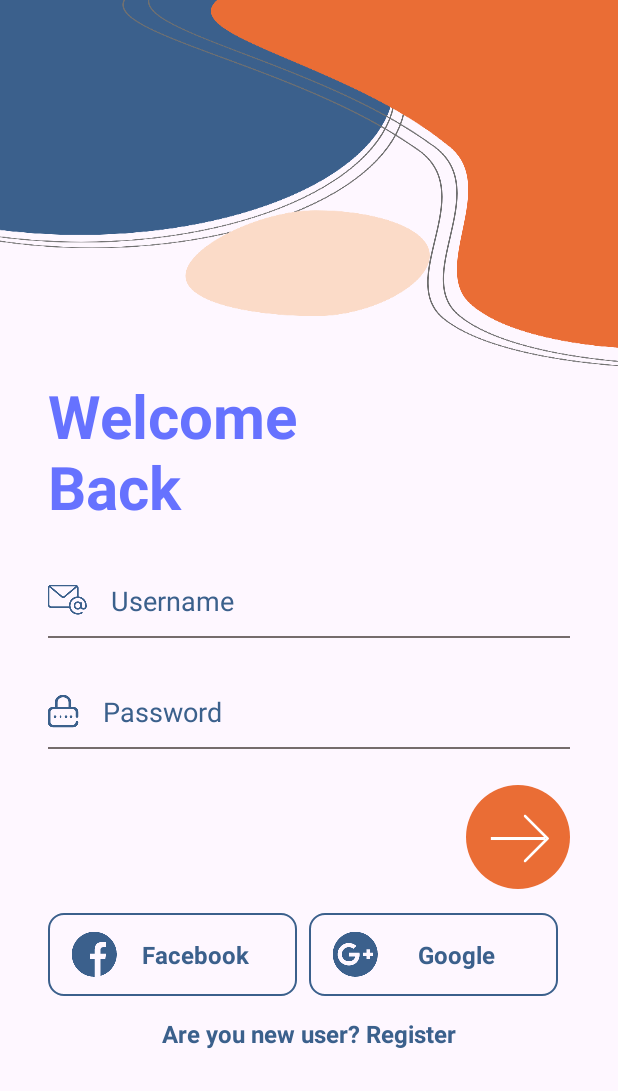
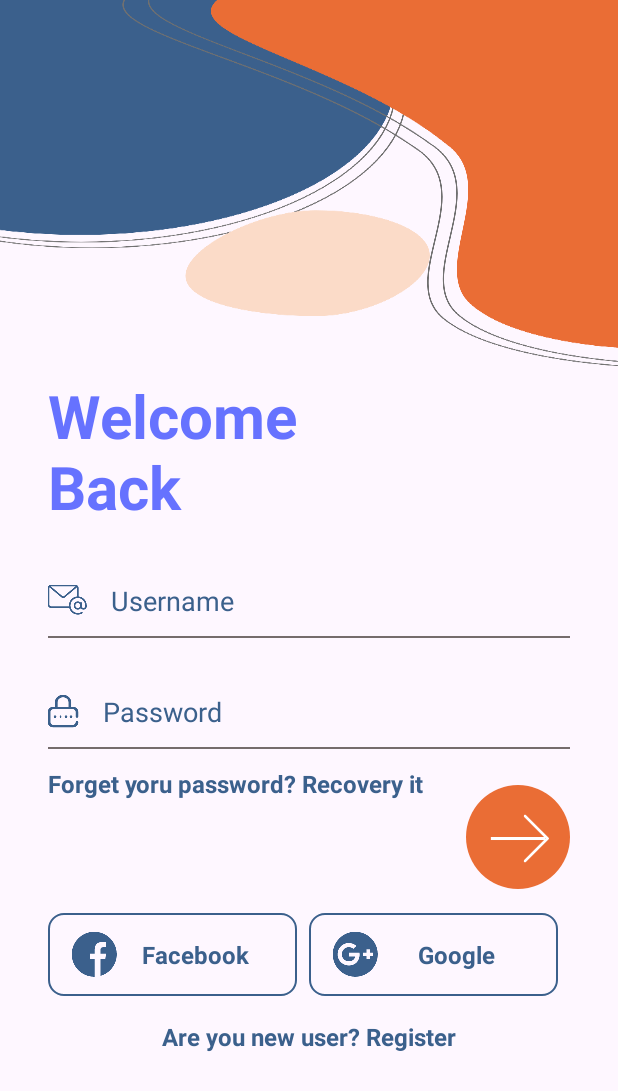
Before and after one commit to Huynh-Minh-Man-04042004/KiemTraLTDD, an Android app: the layout activity_login.xml on its own in the app's theme, with its tools: preview values and no code run, on a phone screen of 412 x 824 dp. Shown: the top 1091 px of the screen. Run offline under Robolectric (Android 15) with nearby library versions, the phone set to English and light mode, and no system bars.

Commit message:
Desing Login Form v1.1

```diff
--- a/KiemTraLTDD/app/build.gradle.kts
+++ b/KiemTraLTDD/app/build.gradle.kts
@@ -4,12 +4,12 @@ plugins {
 
 android {
     namespace = "nathja.finalproject.kiemtraltdd"
-    compileSdk = 34
+    compileSdk = 35
 
     defaultConfig {
         applicationId = "nathja.finalproject.kiemtraltdd"
         minSdk = 24
-        targetSdk = 34
+        targetSdk = 35
         versionCode = 1
         versionName = "1.0"
 
--- a/KiemTraLTDD/app/src/main/java/nathja/finalproject/kiemtraltdd/LoginActivity.java
+++ b/KiemTraLTDD/app/src/main/java/nathja/finalproject/kiemtraltdd/LoginActivity.java
@@ -1,4 +1,4 @@
-package com.example.kiemtraltdd;
+package nathja.finalproject.kiemtraltdd;
 
 import android.os.Bundle;
 
--- a/KiemTraLTDD/app/src/main/res/layout/activity_login.xml
+++ b/KiemTraLTDD/app/src/main/res/layout/activity_login.xml
@@ -65,6 +65,18 @@
         app:layout_constraintStart_toStartOf="parent"
         app:layout_constraintTop_toBottomOf="@+id/editTextUsername" />
 
+    <TextView
+        android:id="@+id/tvRecovery"
+        android:layout_width="wrap_content"
+        android:layout_height="wrap_content"
+        android:layout_marginTop="12dp"
+        android:text="Forget yoru password? Recovery it"
+        android:textColor="#3b608c"
+        android:textSize="16sp"
+        android:textStyle="bold"
+        app:layout_constraintStart_toStartOf="@+id/editTextPassword"
+        app:layout_constraintTop_toBottomOf="@+id/editTextPassword" />
+
     <ImageView
         android:id="@+id/imageView2"
         android:layout_width="wrap_content"
@@ -124,7 +136,7 @@
         android:id="@+id/tvRegister"
         android:layout_width="wrap_content"
         android:layout_height="wrap_content"
-        android:layout_marginTop="14dp"
+        android:layout_marginTop="16dp"
         android:text="Are you new user? Register"
         android:textColor="#3b608c"
         android:textSize="16sp"
```
